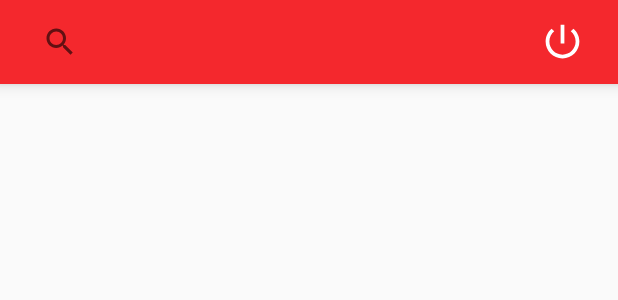
After one commit to amanrayat/FindEx-MAD, an Android app: the layout toolbar.xml on its own in the app's theme, with its tools: preview values and no code run, on a phone screen of 412 x 824 dp. The commit adds this screen. Shown: the top 300 px of the screen. Run offline under Robolectric (Android 15) with nearby library versions, the phone set to English and light mode, and no system bars; Roboto replaces fonts that are not available here.

Commit message:
power button delete button

```diff
--- a/app/src/main/AndroidManifest.xml
+++ b/app/src/main/AndroidManifest.xml
@@ -34,7 +34,8 @@
         <activity android:name=".Registration" />
         <activity android:name=".ItemEntry" />
         <activity android:name=".FoundItemDetailActivity" />
-        <activity android:name=".FoundItemList" />
+        <activity android:name=".FoundItemList"
+            />
         <activity android:name=".MainActivity">
             <intent-filter>
                 <action android:name="android.intent.action.MAIN" />
--- a/app/src/main/java/com/example/findex/CategoryEnum.java
+++ b/app/src/main/java/com/example/findex/CategoryEnum.java
@@ -1,5 +1,5 @@
 package com.example.findex;
 
 public enum CategoryEnum {
-    phone, tablet, computer, charger
+    phone, tablet, computer, charger, book
 }
--- a/app/src/main/java/com/example/findex/MapFragment.java
+++ b/app/src/main/java/com/example/findex/MapFragment.java
@@ -46,4 +46,5 @@ public class MapFragment extends FragmentActivity implements OnMapReadyCallback
                 .build();
         mMap.animateCamera(CameraUpdateFactory.newCameraPosition(cameraPosition));
     }
+
 }
--- /dev/null
+++ b/app/src/main/res/drawable/ic_power_settings_new_black_24dp.xml
@@ -0,0 +1,5 @@
+<vector android:height="30dp" android:tint="@color/colorAccent"
+    android:viewportHeight="24.0" android:viewportWidth="24.0"
+    android:width="30dp" xmlns:android="http://schemas.android.com/apk/res/android">
+    <path android:fillColor="@color/colorAccent" android:pathData="M13,3h-2v10h2L13,3zM17.83,5.17l-1.42,1.42C17.99,7.86 19,9.81 19,12c0,3.87 -3.13,7 -7,7s-7,-3.13 -7,-7c0,-2.19 1.01,-4.14 2.58,-5.42L6.17,5.17C4.23,6.82 3,9.26 3,12c0,4.97 4.03,9 9,9s9,-4.03 9,-9c0,-2.74 -1.23,-5.18 -3.17,-6.83z"/>
+</vector>
--- /dev/null
+++ b/app/src/main/res/layout/toolbar.xml
@@ -0,0 +1,30 @@
+<?xml version="1.0" encoding="utf-8"?>
+<androidx.appcompat.widget.Toolbar xmlns:android="http://schemas.android.com/apk/res/android"
+    android:layout_width="match_parent"
+    android:layout_height="wrap_content"
+    android:background="@color/colorPrimary"
+    android:elevation="6dp"
+    android:id="@+id/toolBar">
+
+
+
+    <SearchView
+        android:id="@+id/searchBar"
+        android:layout_width="200dp"
+        android:layout_height="40dp"
+        android:layout_marginTop="0dp"
+        android:backgroundTint="@color/colorAccent"/>
+    <ImageButton
+        android:id="@+id/logout"
+        android:layout_width="50dp"
+        android:layout_height="50dp"
+
+        android:src="@drawable/ic_power_settings_new_black_24dp"
+        android:layout_marginStart="150dp"
+        android:background="#00000000"
+        android:adjustViewBounds="true"
+        />
+
+
+
+</androidx.appcompat.widget.Toolbar>
```
Also changed, not shown: app/src/main/java/com/example/findex/FoundItemDetailActivity.java (+26 -2 lines), app/src/main/java/com/example/findex/FoundItemList.java (+16 -2 lines), app/src/main/res/drawable/ic_android_black_24dp.xml (added, +9 -0 lines), app/src/main/res/layout/activity_found_item_detail.xml (+10 -0 lines), app/src/main/res/layout/activity_found_item_list.xml (+7 -25 lines), app/src/main/res/layout/lost_item_adapter_item.xml (deleted, +0 -25 lines), app/src/main/res/menu/logoutmenu.xml (added, +13 -0 lines).
